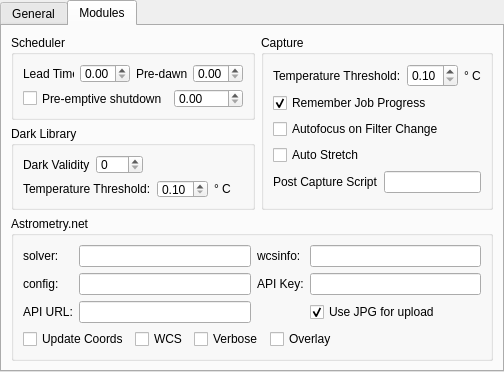
KDE/kstars, file kstars/ekos/opsekos.ui: the form before one commit.
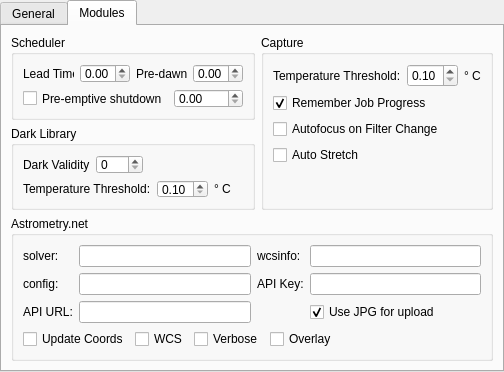
The form after the commit. The open tabs and pages were chosen to show the change.

Commit message: Moving post capture script to sequence queue where it belongs

```diff
--- a/kstars/ekos/opsekos.ui
+++ b/kstars/ekos/opsekos.ui
@@ -333,20 +333,6 @@
            </property>
           </widget>
          </item>
-         <item>
-          <layout class="QHBoxLayout" name="horizontalLayout_11">
-           <item>
-            <widget class="QLabel" name="label_4">
-             <property name="text">
-              <string>Post Capture Script</string>
-             </property>
-            </widget>
-           </item>
-           <item>
-            <widget class="QLineEdit" name="kcfg_PostCaptureScript"/>
-           </item>
-          </layout>
-         </item>
          <item>
           <spacer name="verticalSpacer_3">
            <property name="orientation">
```
Left out of the diff: 5 changed lines with no effect on the pictures. The commit also changes 6 other files.
